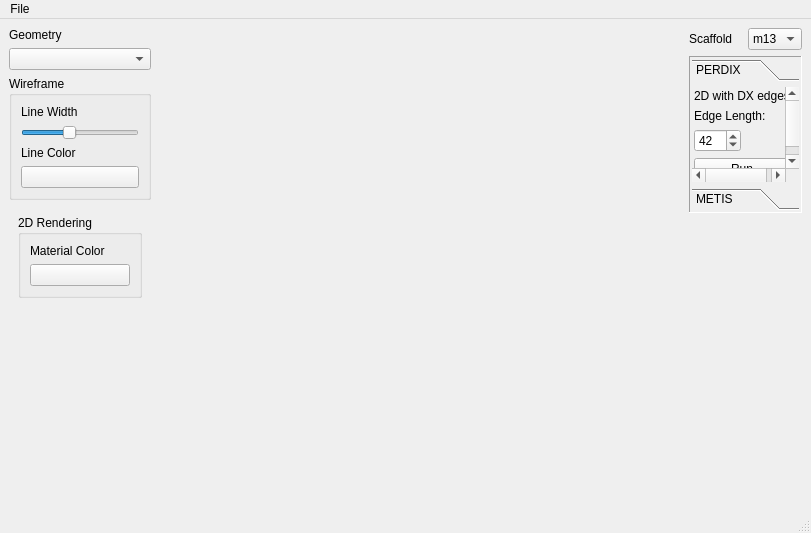
Old version of the form ui/AthenaMainWindow.ui in the repository lcbb/athena.
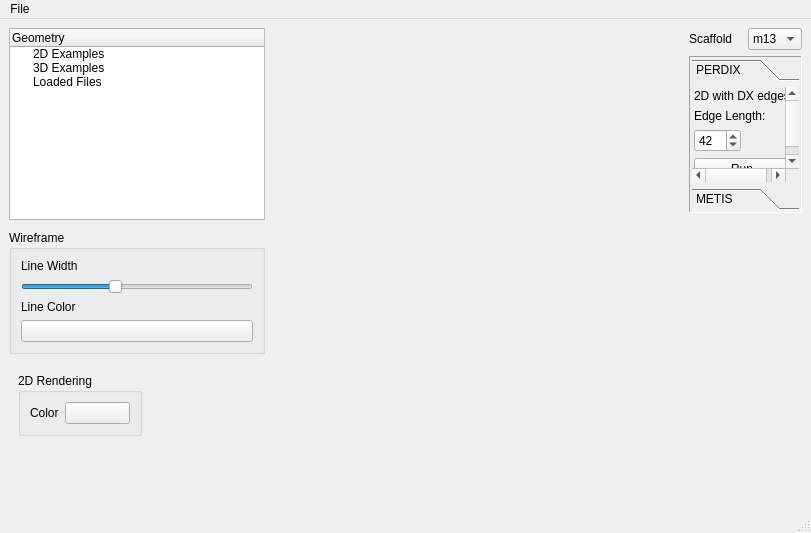
New version of the form. Custom widgets are drawn as their Qt base class.

The edit to the form file:
```diff
--- a/ui/AthenaMainWindow.ui
+++ b/ui/AthenaMainWindow.ui
@@ -36,27 +36,31 @@
        <layout class="QHBoxLayout" name="upperLayout">
         <item>
          <layout class="QVBoxLayout" name="verticalLayout_4">
+          <property name="spacing">
+           <number>10</number>
+          </property>
           <item>
-           <widget class="QLabel" name="label_17">
+           <widget class="FileSelectionTreeWidget" name="geometryList">
+            <column>
             <property name="text">
              <string>Geometry</string>
             </property>
-           </widget>
+            </column>
+            <item>
+             <property name="text">
+              <string>2D Examples</string>
+             </property>
           </item>
           <item>
-           <widget class="QComboBox" name="geometryChooser">
-            <property name="sizePolicy">
-             <sizepolicy hsizetype="Maximum" vsizetype="Fixed">
-              <horstretch>0</horstretch>
-              <verstretch>0</verstretch>
-             </sizepolicy>
-            </property>
-            <property name="maximumSize">
-             <size>
-              <width>150</width>
-              <height>16777215</height>
-             </size>
-            </property>
+             <property name="text">
+              <string>3D Examples</string>
+             </property>
+            </item>
+            <item>
+             <property name="text">
+              <string>Loaded Files</string>
+             </property>
+            </item>
            </widget>
           </item>
           <item>
@@ -70,6 +74,9 @@
             <property name="title">
              <string>Wireframe</string>
             </property>
+            <property name="flat">
+             <bool>true</bool>
+            </property>
             <layout class="QVBoxLayout" name="verticalLayout_5">
              <item>
               <widget class="QLabel" name="label_2">
@@ -165,18 +172,24 @@
                   <verstretch>0</verstretch>
                  </sizepolicy>
                 </property>
+                <property name="styleSheet">
+                 <string notr="true"/>
+                </property>
                 <property name="title">
                  <string>2D Rendering</string>
                 </property>
-                <layout class="QVBoxLayout" name="verticalLayout_7">
-                 <item>
+                <property name="flat">
+                 <bool>true</bool>
+                </property>
+                <layout class="QGridLayout" name="gridLayout_2">
+                 <item row="0" column="0">
                   <widget class="QLabel" name="label_16">
                    <property name="text">
-                    <string>Material Color</string>
+                    <string>Color</string>
                    </property>
                   </widget>
                  </item>
-                 <item>
+                 <item row="0" column="1">
                   <widget class="QPushButton" name="flatColorButton">
                    <property name="sizePolicy">
                     <sizepolicy hsizetype="MinimumExpanding" vsizetype="Fixed">
@@ -882,6 +895,11 @@
    <header>mainwindow.py</header>
    <container>1</container>
   </customwidget>
+  <customwidget>
+   <class>FileSelectionTreeWidget</class>
+   <extends>QTreeWidget</extends>
+   <header>mainwindow.py</header>
+  </customwidget>
  </customwidgets>
  <resources/>
  <connections/>
```
Left out of the diff: 3 changed lines with no effect on the pictures. Lines whose indentation alone changed are shown as unchanged.
